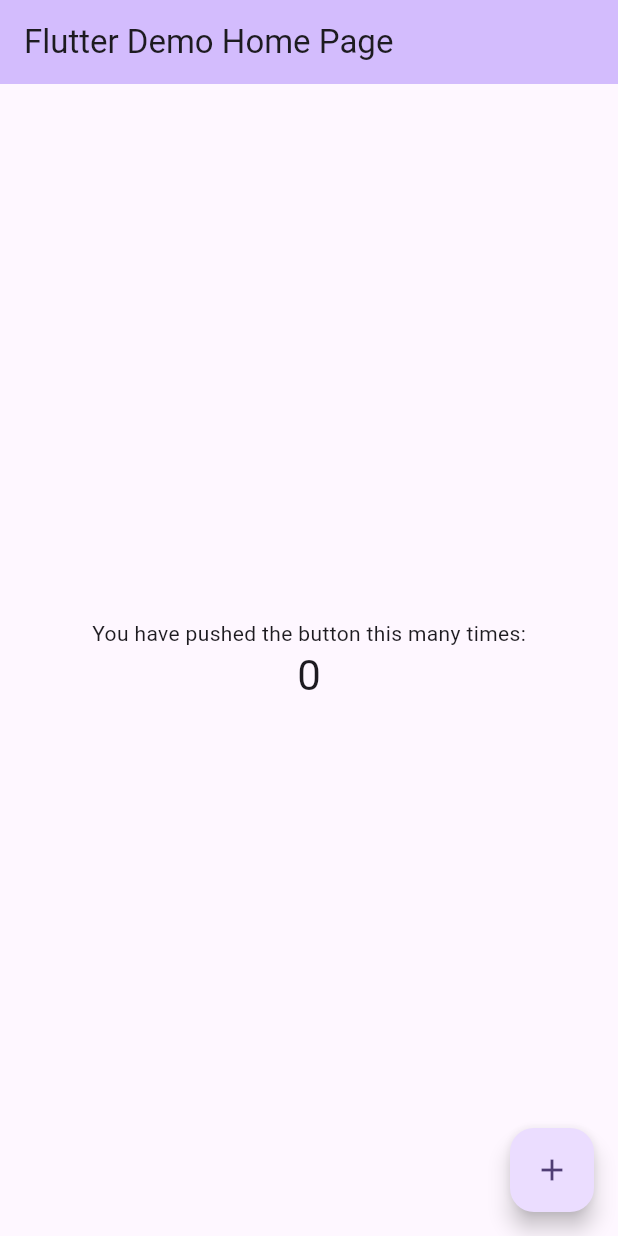
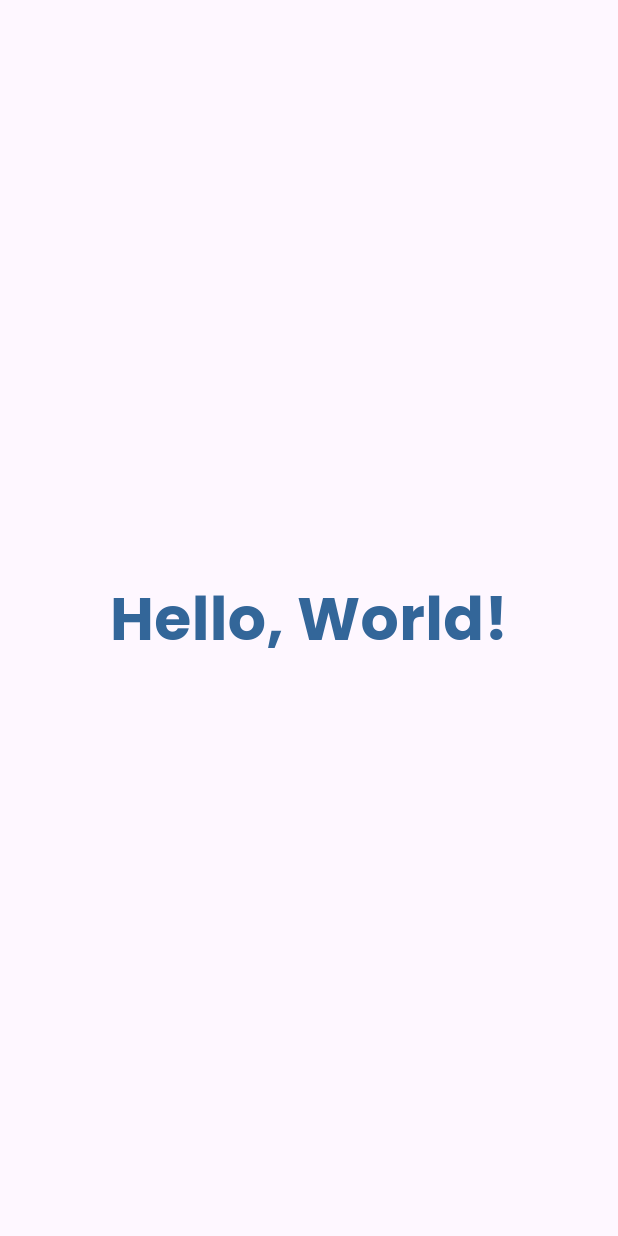
Before and after one commit to CoHabito-Dev/Front, a Flutter app: the screen it shows after launch, on a phone screen of 412 x 824 dp. Run offline on Flutter 3.47's test engine with Material 3 defaults, Android fonts, the phone set to English and light mode, and no system bars; project files that could hold a hidden picture were left out.

Commit message:
Add fonts and colors

```diff
--- a/co_habito/lib/main.dart
+++ b/co_habito/lib/main.dart
@@ -1,125 +1,20 @@
 import 'package:flutter/material.dart';
+import 'AppColors.dart';
 
 void main() {
-  runApp(const MyApp());
-}
-
-class MyApp extends StatelessWidget {
-  const MyApp({super.key});
-
-  // This widget is the root of your application.
-  @override
-  Widget build(BuildContext context) {
-    return MaterialApp(
-      title: 'Flutter Demo',
-      theme: ThemeData(
-        // This is the theme of your application.
-        //
-        // TRY THIS: Try running your application with "flutter run". You'll see
-        // the application has a purple toolbar. Then, without quitting the app,
-        // try changing the seedColor in the colorScheme below to Colors.green
-        // and then invoke "hot reload" (save your changes or press the "hot
-        // reload" button in a Flutter-supported IDE, or press "r" if you used
-        // the command line to start the app).
-        //
-        // Notice that the counter didn't reset back to zero; the application
-        // state is not lost during the reload. To reset the state, use hot
-        // restart instead.
-        //
-        // This works for code too, not just values: Most code changes can be
-        // tested with just a hot reload.
-        colorScheme: ColorScheme.fromSeed(seedColor: Colors.deepPurple),
-        useMaterial3: true,
-      ),
-      home: const MyHomePage(title: 'Flutter Demo Home Page'),
-    );
-  }
-}
-
-class MyHomePage extends StatefulWidget {
-  const MyHomePage({super.key, required this.title});
-
-  // This widget is the home page of your application. It is stateful, meaning
-  // that it has a State object (defined below) that contains fields that affect
-  // how it looks.
-
-  // This class is the configuration for the state. It holds the values (in this
-  // case the title) provided by the parent (in this case the App widget) and
-  // used by the build method of the State. Fields in a Widget subclass are
-  // always marked "final".
-
-  final String title;
-
-  @override
-  State<MyHomePage> createState() => _MyHomePageState();
-}
-
-class _MyHomePageState extends State<MyHomePage> {
-  int _counter = 0;
-
-  void _incrementCounter() {
-    setState(() {
-      // This call to setState tells the Flutter framework that something has
-      // changed in this State, which causes it to rerun the build method below
-      // so that the display can reflect the updated values. If we changed
-      // _counter without calling setState(), then the build method would not be
-      // called again, and so nothing would appear to happen.
-      _counter++;
-    });
-  }
-
-  @override
-  Widget build(BuildContext context) {
-    // This method is rerun every time setState is called, for instance as done
-    // by the _incrementCounter method above.
-    //
-    // The Flutter framework has been optimized to make rerunning build methods
-    // fast, so that you can just rebuild anything that needs updating rather
-    // than having to individually change instances of widgets.
-    return Scaffold(
-      appBar: AppBar(
-        // TRY THIS: Try changing the color here to a specific color (to
-        // Colors.amber, perhaps?) and trigger a hot reload to see the AppBar
-        // change color while the other colors stay the same.
-        backgroundColor: Theme.of(context).colorScheme.inversePrimary,
-        // Here we take the value from the MyHomePage object that was created by
-        // the App.build method, and use it to set our appbar title.
-        title: Text(widget.title),
-      ),
+  runApp(const MaterialApp(
+    home: Scaffold(
       body: Center(
-        // Center is a layout widget. It takes a single child and positions it
-        // in the middle of the parent.
-        child: Column(
-          // Column is also a layout widget. It takes a list of children and
-          // arranges them vertically. By default, it sizes itself to fit its
-          // children horizontally, and tries to be as tall as its parent.
-          //
-          // Column has various properties to control how it sizes itself and
-          // how it positions its children. Here we use mainAxisAlignment to
-          // center the children vertically; the main axis here is the vertical
-          // axis because Columns are vertical (the cross axis would be
-          // horizontal).
-          //
-          // TRY THIS: Invoke "debug painting" (choose the "Toggle Debug Paint"
-          // action in the IDE, or press "p" in the console), to see the
-          // wireframe for each widget.
-          mainAxisAlignment: MainAxisAlignment.center,
-          children: <Widget>[
-            const Text(
-              'You have pushed the button this many times:',
-            ),
-            Text(
-              '$_counter',
-              style: Theme.of(context).textTheme.headlineMedium,
-            ),
-          ],
+        child: Text(
+          'Hello, World!',
+          style: TextStyle(
+            color: AppColors.Lapis_Lazuli,
+            fontSize: 40,
+            fontFamily: 'Poppins',
+            fontWeight: FontWeight.bold,
+          ),
         ),
       ),
-      floatingActionButton: FloatingActionButton(
-        onPressed: _incrementCounter,
-        tooltip: 'Increment',
-        child: const Icon(Icons.add),
-      ), // This trailing comma makes auto-formatting nicer for build methods.
-    );
-  }
+    ),
+  ));
 }
```
Also changed, not shown: co_habito/lib/AppColors.dart (added, +19 -0 lines), co_habito/pubspec.yaml (+17 -0 lines), co_habito/assets/fonts/Livvic-Bold.ttf (added), co_habito/assets/fonts/Livvic-ExtraLight.ttf (added), co_habito/assets/fonts/Livvic-Light.ttf (added), co_habito/assets/fonts/Livvic-Regular.ttf (added), co_habito/assets/fonts/Livvic-SemiBold.ttf (added), co_habito/assets/fonts/Poppins-Bold.ttf (added), co_habito/assets/fonts/Poppins-ExtraLight.ttf (added), co_habito/assets/fonts/Poppins-Light.ttf (added), co_habito/assets/fonts/Poppins-Regular.ttf (added), co_habito/assets/fonts/Poppins-SemiBold.ttf (added).
